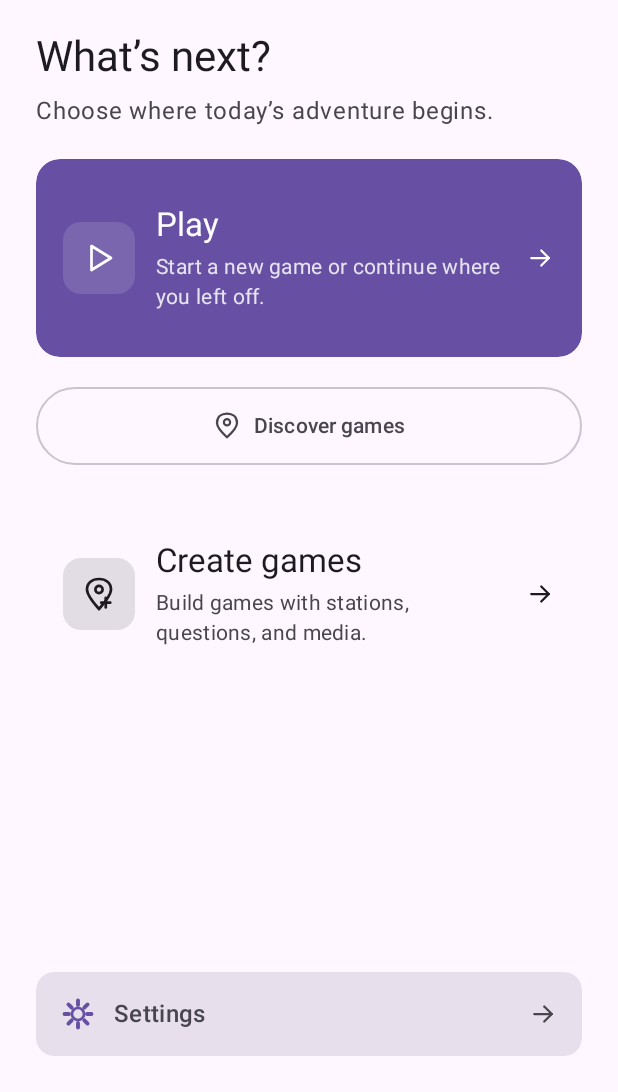
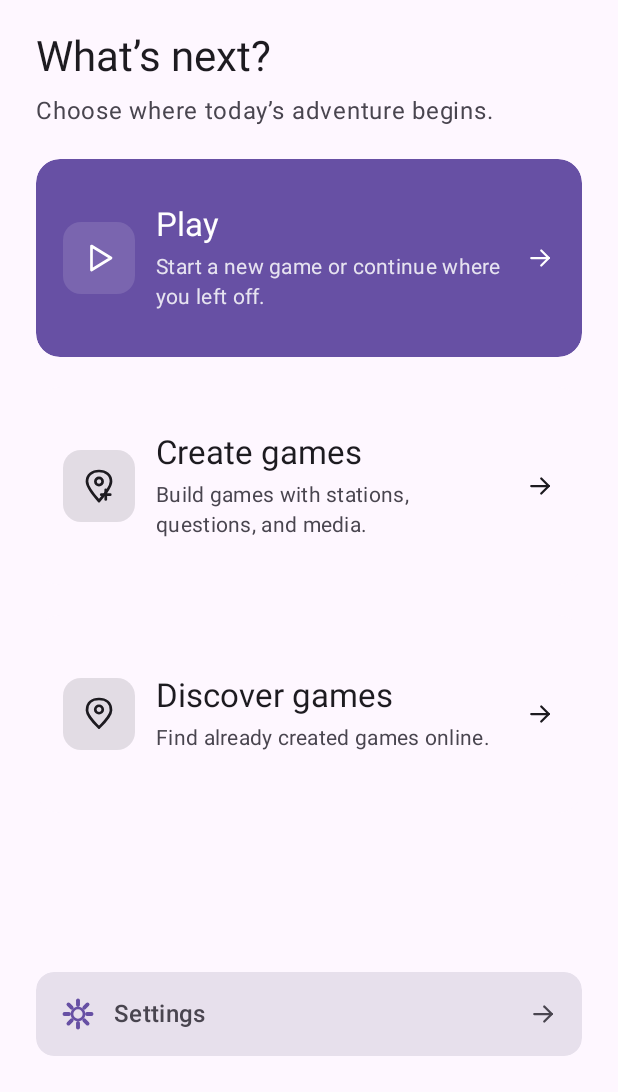
Before and after one commit to Lukrex/QRhry, an Android app built with Jetpack Compose: the composable HomeScreen shown on its own in the app's theme, on a phone screen of 412 x 824 dp, the part 144-1236 px from its top. Run offline under Robolectric (Android 15) with nearby library versions, the phone set to English and light mode, and no system bars; libraries missing offline, so code that uses them is left out: androidx.media3.common, androidx.media3.exoplayer, androidx.media3.ui.

Commit message:
uzasny dizajn to je krasa, objaviť tlačidlo

```diff
--- a/app/src/main/java/com/qrhry/app/ui/GameScreen.kt
+++ b/app/src/main/java/com/qrhry/app/ui/GameScreen.kt
@@ -584,9 +584,6 @@ private fun HomeScreen(onCreate: () -> Unit, onPlay: () -> Unit, onSettings: ()
             )
         }
 
-        OutlinedButton(onClick = onDiscover, modifier = Modifier.fillMaxWidth().heightIn(min = 52.dp)) {
-            IconLabel(QRhryIconKind.LOCATION, stringResource(R.string.catalog_discover))
-        }
         AnimatedVisibility(
             visible = hasEntered,
             enter = fadeIn(tween(240, delayMillis = 140)) +
@@ -598,6 +595,23 @@ private fun HomeScreen(onCreate: () -> Unit, onPlay: () -> Unit, onSettings: ()
                 icon = QRhryIconKind.CREATE,
                 primary = false,
                 onClick = onCreate
+            )
+        }
+
+        // OutlinedButton(onClick = onDiscover, modifier = Modifier.fillMaxWidth().heightIn(min = 52.dp)) {
+        //     IconLabel(QRhryIconKind.LOCATION, stringResource(R.string.catalog_discover))
+        // }
+        AnimatedVisibility(
+            visible = hasEntered,
+            enter = fadeIn(tween(240, delayMillis = 140)) +
+                slideInVertically(tween(240, delayMillis = 140)) { it / 16 }
+        ) {
+            HomeActionCard(
+                title = stringResource(R.string.catalog_discover),
+                description = stringResource(R.string.home_catalog_description),
+                icon = QRhryIconKind.LOCATION,
+                primary = false,
+                onClick = onDiscover
             )
         }
 
--- a/app/src/main/res/values/strings.xml
+++ b/app/src/main/res/values/strings.xml
@@ -8,6 +8,7 @@
     <string name="home_create_title">Create games</string>
     <string name="home_create_description">Build games with stations, questions, and media.</string>
     <string name="catalog_discover">Discover games</string>
+    <string name="home_catalog_description">Find already created games online.</string>
     <string name="catalog_title">Discover games</string>
     <string name="catalog_not_configured">The online catalogue is not configured yet. Local games still work as usual.</string>
     <string name="catalog_search">Search games</string>
```
Also changed, not shown: 2 other files.
